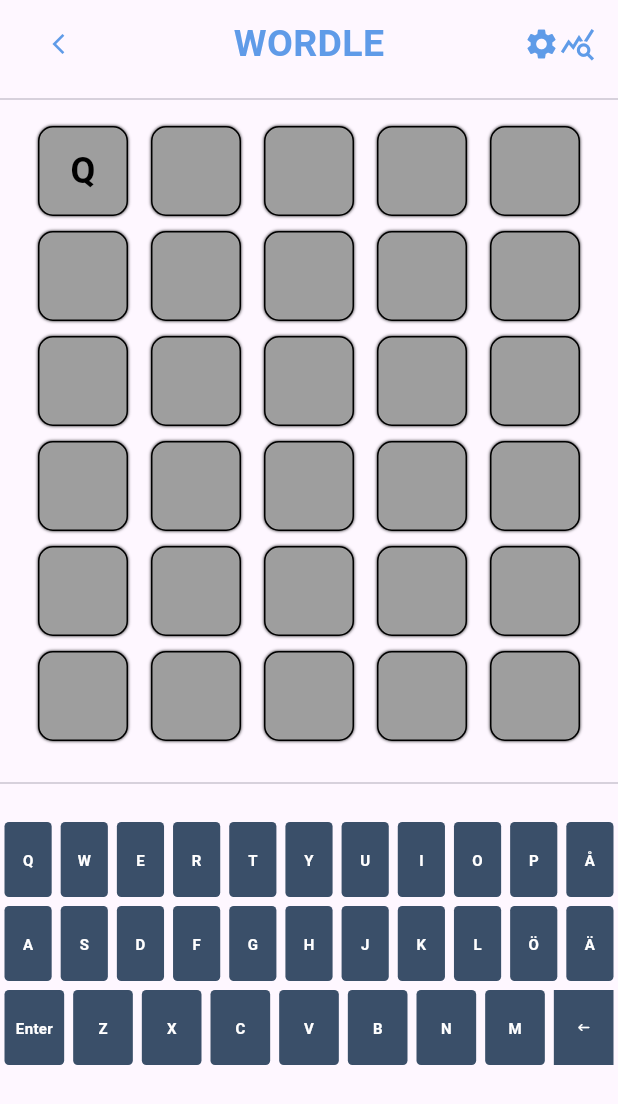
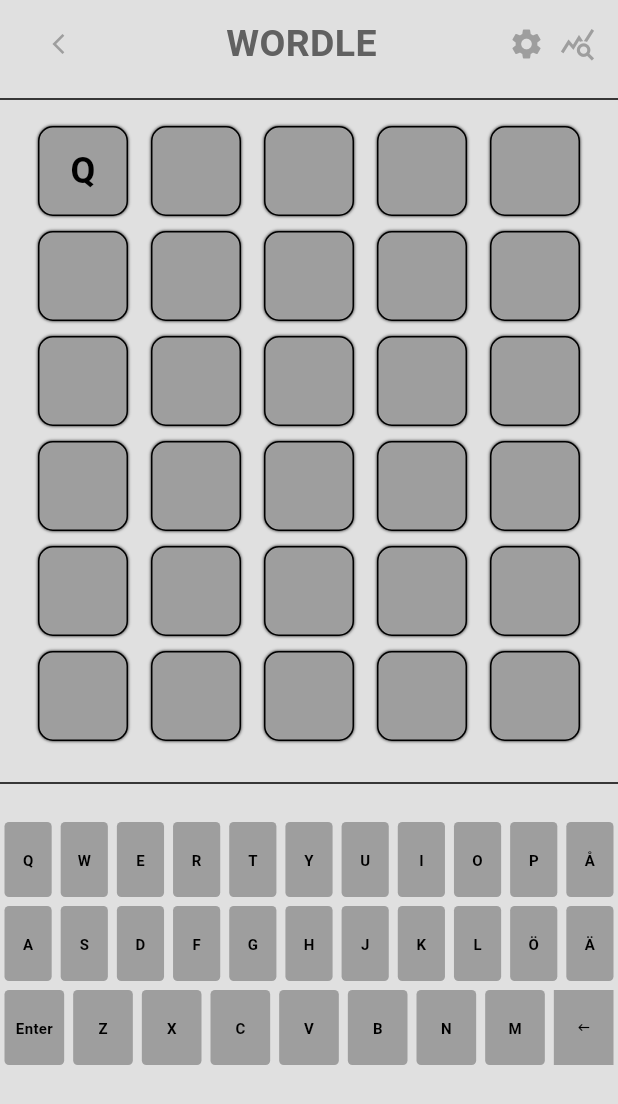
Before and after one commit to SimonJonsson1999/wordle, a Flutter app: the WordlePage screen opened by its route, after a tap on an icon or button, on a phone screen of 412 x 824 dp. Shown: the top 1104 px of the screen. Run offline on Flutter 3.47's test engine with Material 3 defaults, Android fonts, the phone set to English and light mode, and no system bars.

Commit message:
More bugfixes, change how all colors are decided to be able to change color themes

```diff
--- a/lib/helper.dart
+++ b/lib/helper.dart
@@ -9,12 +9,13 @@ final List<List<String>> keys = [
   ['Enter', 'Z', 'X', 'C', 'V', 'B', 'N', 'M', 'Backspace'],
 ];
 
-Map<String, Color> createKeyboardColorMap(List<List<String>> keys) {
+Map<String, Color> createKeyboardColorMap(
+    BuildContext context, List<List<String>> keys) {
   Map<String, Color> colorMap = {};
 
   for (var row in keys) {
     for (var key in row) {
-      colorMap[key] = BoxColor.background.color;
+      colorMap[key] = Theme.of(context).colorScheme.primary;
     }
   }
   return colorMap;
--- /dev/null
+++ b/lib/themes/light_mode.dart
@@ -0,0 +1,13 @@
+import 'package:flutter/material.dart';
+
+ThemeData lightMode = ThemeData(
+  colorScheme: ColorScheme.light(
+    surface: Colors.grey.shade300,
+    primary: Colors.grey.shade500,
+    secondary: Colors.grey.shade200,
+    tertiary: Colors.white,
+    inversePrimary: Colors.grey.shade900,
+    primaryFixed: Colors.grey.shade700,
+    shadow: Colors.black,
+  ),
+);
--- a/lib/wordle/widgets/grid.dart
+++ b/lib/wordle/widgets/grid.dart
@@ -44,8 +44,9 @@ class WordleRow extends StatelessWidget {
         mainAxisSize: MainAxisSize.max,
         children: List.generate(wordLength, (index) {
           String? letter = index < letters.length ? letters[index] : null;
-          Color boxColor =
-              (index < colors.length) ? colors[index] : BoxColor.none.color;
+          Color boxColor = (index < colors.length)
+              ? colors[index]
+              : Theme.of(context).colorScheme.primary;
           return WordleBox(letter: letter, boxColor: boxColor);
         }),
       ),
@@ -76,7 +77,7 @@ class WordleBox extends StatelessWidget {
             )
           ],
           border: Border.all(
-            color: Colors.black,
+            color: Theme.of(context).colorScheme.shadow,
           ),
           borderRadius: BorderRadius.circular(10)),
       child: Center(
@@ -85,7 +86,7 @@ class WordleBox extends StatelessWidget {
           style: TextStyle(
             fontSize: 24,
             fontWeight: FontWeight.bold,
-            color: Colors.black,
+            color: Theme.of(context).colorScheme.shadow,
           ),
         ),
       ),
--- a/lib/wordle/widgets/header.dart
+++ b/lib/wordle/widgets/header.dart
@@ -31,11 +31,14 @@ class OptionsWidget extends StatelessWidget {
       children: [
         Icon(
           Icons.settings,
-          color: Color(0xff5f9be8),
+          color: Theme.of(context).colorScheme.primary,
+        ),
+        SizedBox(
+          width: 10,
         ),
         Icon(
           Icons.query_stats,
-          color: Color(0xff5f9be8),
+          color: Theme.of(context).colorScheme.primary,
         ),
       ],
     );
@@ -54,7 +57,7 @@ class TextWidget extends StatelessWidget {
       style: TextStyle(
         fontSize: 25,
         fontWeight: FontWeight.w700,
-        color: Color(0xff5f9be8),
+        color: Theme.of(context).colorScheme.primaryFixed,
       ),
     );
   }
@@ -71,10 +74,13 @@ class BackButton extends StatelessWidget {
       onPressed: () {
         Navigator.of(context).pop();
       },
-      icon: const Icon(
-        Icons.arrow_back_ios_new,
-        color: Color(0xff5f9be8),
-        size: 16,
+      icon: GestureDetector(
+        onTap: () => Navigator.of(context).pop(),
+        child: Icon(
+          Icons.arrow_back_ios_new,
+          color: Theme.of(context).colorScheme.primary,
+          size: 16,
+        ),
       ),
     );
   }
--- a/lib/wordle/widgets/keyboard.dart
+++ b/lib/wordle/widgets/keyboard.dart
@@ -3,17 +3,11 @@ import 'package:wordle_clone/helper.dart';
 
 class WordleKeyboard extends StatelessWidget {
   final Map<String, Color> keyboardStatus;
-  final int currentGuess;
-  final String correctWord;
   final List<List<String>> keyboardButtons;
-  final List<Guess> guesses;
   final void Function(String) onKeyTap;
   const WordleKeyboard({
     super.key,
     required this.keyboardButtons,
-    required this.guesses,
-    required this.correctWord,
-    required this.currentGuess,
     required this.onKeyTap,
     required this.keyboardStatus,
   });
@@ -36,9 +30,6 @@ class WordleKeyboard extends StatelessWidget {
                     child: KeyboardButton(
                       keyboardStatus: keyboardStatus,
                       keyboardKey: key,
-                      correctWord: correctWord,
-                      guesses: guesses,
-                      currentGuess: currentGuess,
                       onKeyTap: onKeyTap,
                     ),
                   ),
@@ -54,18 +45,12 @@ class WordleKeyboard extends StatelessWidget {
 
 class KeyboardButton extends StatelessWidget {
   final Map<String, Color> keyboardStatus;
-  final int currentGuess;
-  final List<Guess> guesses;
-  final String correctWord;
   final String keyboardKey;
   final Function(String) onKeyTap;
 
   const KeyboardButton({
     super.key,
     required this.keyboardKey,
-    required this.correctWord,
-    required this.guesses,
-    required this.currentGuess,
     required this.onKeyTap,
     required this.keyboardStatus,
   });
@@ -77,11 +62,11 @@ class KeyboardButton extends StatelessWidget {
         onTap: () => onKeyTap(keyboardKey),
         child: Container(
           height: 50,
-          color: Color(0xff3a4f69),
+          color: Theme.of(context).colorScheme.primary,
           child: Center(
-            child: const Icon(
+            child: Icon(
               Icons.keyboard_backspace_rounded,
-              color: Colors.white,
+              color: Theme.of(context).colorScheme.shadow,
               size: 10,
             ),
           ),
@@ -89,12 +74,13 @@ class KeyboardButton extends StatelessWidget {
       );
     }
 
-    Color boxColor = keyboardStatus[keyboardKey] ?? BoxColor.background.color;
+    Color boxColor =
+        keyboardStatus[keyboardKey] ?? Theme.of(context).colorScheme.primary;
     Color textColor = Colors.black;
-    if (boxColor == Colors.transparent) {
-      textColor = Colors.transparent;
-    } else if (boxColor == BoxColor.background.color) {
-      textColor = Colors.white;
+    if (boxColor == Theme.of(context).colorScheme.primaryFixed) {
+      textColor = Theme.of(context).colorScheme.tertiary;
+    } else if (boxColor == Theme.of(context).colorScheme.primary) {
+      textColor = Theme.of(context).colorScheme.shadow;
     }
 
     return GestureDetector(
@@ -118,32 +104,4 @@ class KeyboardButton extends StatelessWidget {
       ),
     );
   }
-
-  // ColorPair _getColor(String? letter, String correctWord, List<Guess> guesses,
-  //     int currentGuessIndex) {
-  //   Color boxColor = BoxColor.background.color;
-  //   Color textColor = Colors.white;
-
-  //   if (letter == null || letter.isEmpty) {
-  //     return ColorPair(boxColor, textColor);
-  //   }
-  //   for (int i = 0; i < guesses.length; i++) {
-  //     List<String> currentGuess = guesses[i].letters;
-  //     int index = currentGuess.indexOf(letter);
-  //     if ((index != -1) && (i != currentGuessIndex)) {
-  //       if (letter == correctWord[index]) {
-  //         boxColor = BoxColor.green.color;
-  //         textColor = Colors.black;
-  //         return ColorPair(boxColor, textColor);
-  //       } else if (correctWord.contains(letter)) {
-  //         boxColor = BoxColor.yellow.color;
-  //         textColor = Colors.black;
-  //       } else {
-  //         boxColor = Colors.transparent;
-  //         textColor = Colors.transparent;
-  //       }
-  //     }
-  //   }
-  //   return ColorPair(boxColor, textColor);
-  // }
 }
--- a/lib/wordle/wordle.dart
+++ b/lib/wordle/wordle.dart
@@ -14,14 +14,25 @@ class WordlePage extends StatefulWidget {
 class _WordlePageState extends State<WordlePage> {
   final String correctWord = "WORLD";
   final List<Guess> guesses =
-      List.generate(maxGuesses, (_) => Guess(letters: [], colors: []));
+      List.generate(maxGuesses + 1, (_) => Guess(letters: [], colors: []));
   int currentGuess = 0;
-  Map<String, Color> keyboardStatus = createKeyboardColorMap(keys);
+  late Map<String, Color> keyboardStatus = {};
+  bool hasWon = false;
+  @override
+  void initState() {
+    super.initState();
+    WidgetsBinding.instance.addPostFrameCallback((_) {
+      setState(() {
+        keyboardStatus = createKeyboardColorMap(context, keys);
+      });
+    });
+  }
 
   @override
   Widget build(BuildContext context) {
     return Scaffold(
-      body: Column(
+      body: Stack(children: [
+        Column(
           children: [
             WordleHeader(),
             Divider(),
@@ -32,55 +43,119 @@ class _WordlePageState extends State<WordlePage> {
             WordleKeyboard(
               keyboardStatus: keyboardStatus,
               keyboardButtons: keys,
-            guesses: guesses,
-            correctWord: correctWord,
-            currentGuess: currentGuess,
-            onKeyTap: updateGuess,
+              onKeyTap: handleKeyTap,
             ),
           ],
+        ),
+        if (hasWon) _buildWinOverlay(),
+      ]),
+    );
+  }
+
+  Widget _buildWinOverlay() {
+    return Container(
+      color: Colors.black.withValues(alpha: 0.35),
+      child: Center(
+        child: Column(
+          mainAxisSize: MainAxisSize.min,
+          children: [
+            Text(
+              "You Won!",
+              style: TextStyle(
+                fontSize: 40,
+                color: Theme.of(context).colorScheme.tertiary,
+                fontWeight: FontWeight.bold,
+              ),
+            ),
+            const SizedBox(height: 20),
+            ElevatedButton(
+              onPressed: _resetGame,
+              child: const Text("Play Again"),
+            ),
+          ],
+        ),
       ),
     );
   }
 
+  void handleKeyTap(String letter) {
+    setState(() {
+      if (currentGuess < maxGuesses) {
+        if (letter == 'Enter') {
+          _submitGuess();
+        } else if (letter == 'Backspace') {
+          _removeLetter();
+        } else {
+          _addLetter(letter);
+        }
+      }
+    });
+  }
+
+  void _submitGuess() {
+    if (guesses[currentGuess].letters.length == wordLength) {
+      if (guesses[currentGuess].letters.join() == correctWord) {
+        hasWon = true;
+      }
+      updateGuessColors();
+      currentGuess++;
+    }
+  }
+
+  void _removeLetter() {
+    if (guesses[currentGuess].letters.isNotEmpty) {
+      guesses[currentGuess].letters.removeLast();
+      guesses[currentGuess].colors.removeLast();
+    }
+  }
+
+  void _addLetter(String letter) {
+    if (guesses[currentGuess].letters.length < wordLength) {
+      guesses[currentGuess].letters.add(letter);
+      guesses[currentGuess].colors.add(Theme.of(context).colorScheme.primary);
+    }
+  }
+
   void updateGuessColors() {
+    final Guess currentGuessData = guesses[currentGuess];
     for (int i = 0; i < wordLength; i++) {
-      String letter = guesses[currentGuess].letters[i];
-      if (letter == correctWord[i]) {
-        guesses[currentGuess].colors[i] = BoxColor.green.color;
-        keyboardStatus[letter] = BoxColor.green.color;
-      } else if (correctWord.contains(letter)) {
-        guesses[currentGuess].colors[i] = BoxColor.yellow.color;
-        if (keyboardStatus[letter] != BoxColor.green.color) {
-          keyboardStatus[letter] = BoxColor.yellow.color;
-        }
+      final String letter = currentGuessData.letters[i];
+      final bool isCorrectPosition = letter == correctWord[i];
+      final bool isInWord = correctWord.contains(letter);
+      if (isCorrectPosition) {
+        _updateColor(i, letter, BoxColor.green.color);
+      } else if (isInWord) {
+        _updateColor(i, letter, BoxColor.yellow.color, yellow: true);
       } else {
-        guesses[currentGuess].colors[i] = BoxColor.none.color;
-        if (keyboardStatus[letter] == BoxColor.background.color) {
-          keyboardStatus[letter] = Colors.transparent;
-        }
+        _updateColor(i, letter, Theme.of(context).colorScheme.primaryFixed,
+            remove: true);
       }
     }
   }
 
-  void updateGuess(String letter) {
+  void _updateColor(int index, String letter, Color color,
+      {bool yellow = false, bool remove = false}) {
     setState(() {
-      if (currentGuess < maxGuesses) {
-        if ((guesses[currentGuess].letters.length == wordLength) &&
-            (letter == 'Enter')) {
-          updateGuessColors();
-          currentGuess += 1;
-        }
-        if ((guesses[currentGuess].letters.length < wordLength) &&
-            (letter != 'Backspace') &&
-            (letter != 'Enter')) {
-          guesses[currentGuess].letters.add(letter);
-          guesses[currentGuess].colors.add(BoxColor.none.color);
-        } else if ((guesses[currentGuess].letters.isNotEmpty) &&
-            (letter == 'Backspace')) {
-          guesses[currentGuess].letters.removeLast();
-          guesses[currentGuess].colors.removeLast();
-        }
+      guesses[currentGuess].colors[index] = color;
+      if (remove) {
+        keyboardStatus[letter] = Theme.of(context).colorScheme.primaryFixed;
+      } else if (yellow && keyboardStatus[letter] != BoxColor.green.color) {
+        keyboardStatus[letter] = color;
+      } else {
+        keyboardStatus[letter] = color;
       }
     });
   }
+
+  void _resetGame() {
+    setState(() {
+      currentGuess = 0;
+      hasWon = false;
+      guesses.forEach((guess) {
+        guess.letters.clear();
+        guess.colors.clear();
+      });
+      keyboardStatus = createKeyboardColorMap(context, keys);
+    });
   }
+}
```
Also changed, not shown: lib/home/home.dart (added, +28 -0 lines), lib/home/widgets/button.dart (added, +33 -0 lines), lib/home/widgets/home_page_title.dart (added, +22 -0 lines), lib/main.dart (+9 -2 lines), lib/themes/custom.dart (added, +11 -0 lines), lib/themes/dark_mode.dart (added), 1 other file. Lines whose indentation alone changed are shown as unchanged.
